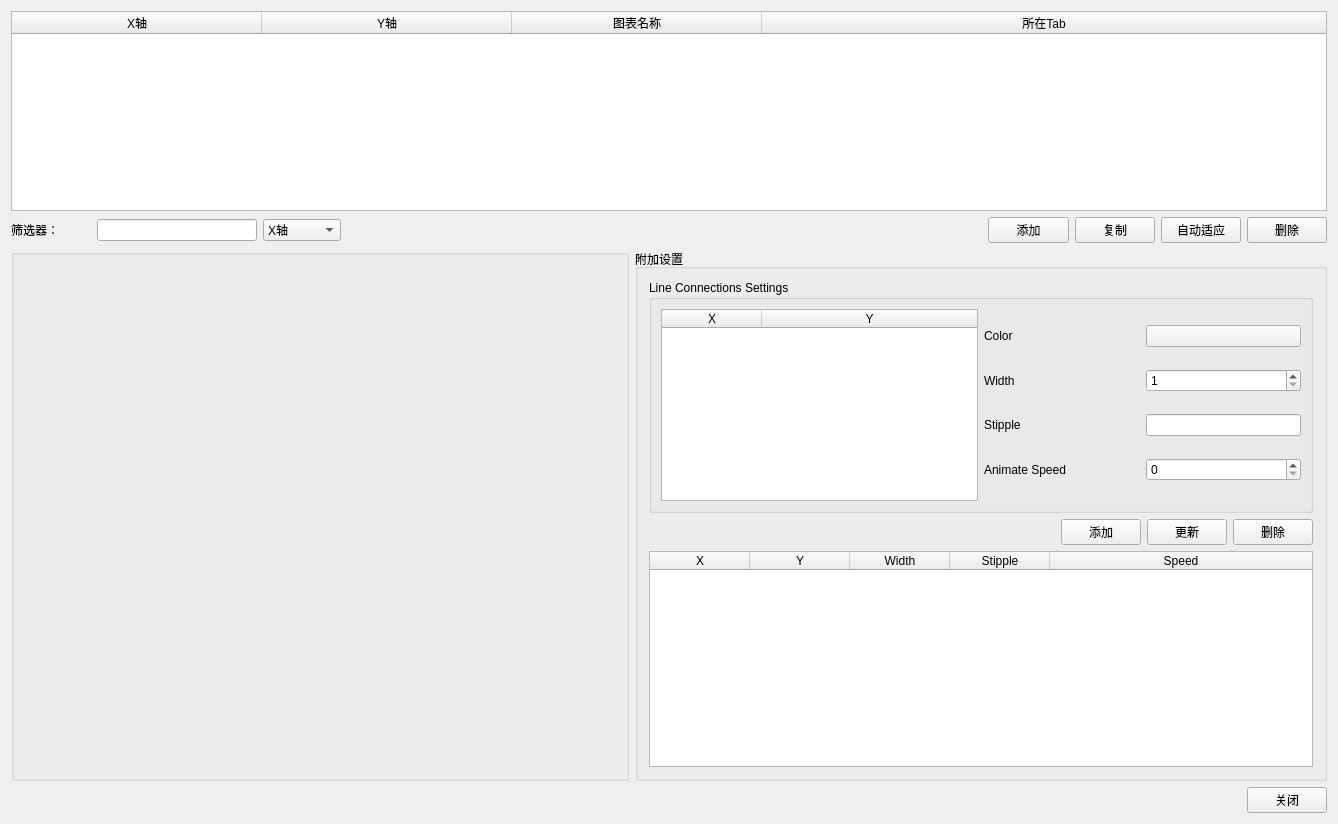
Before: the Qt Designer form AdvancedDataManager.ui in whatudone/plotxy, drawn with Qt 5.
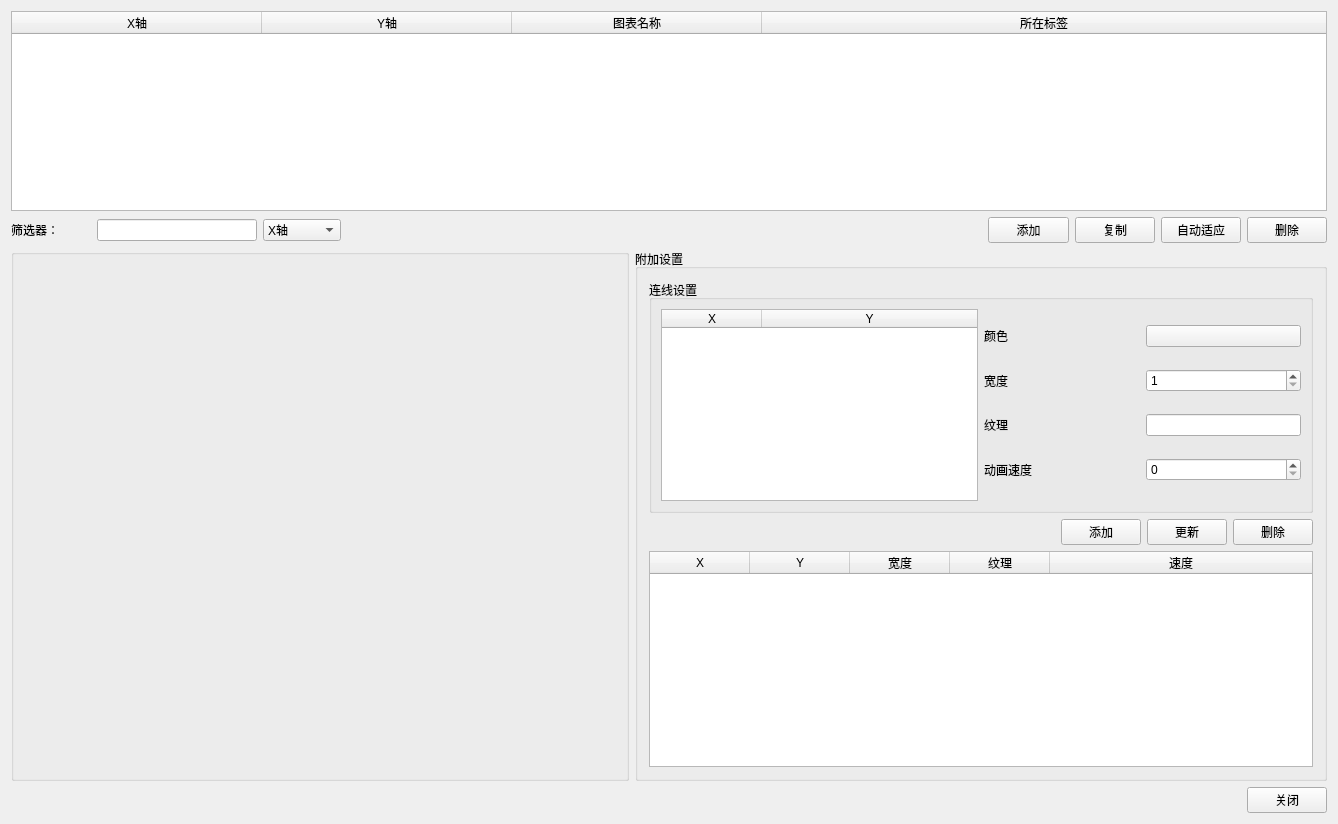
After: the same form once the commit is applied. Custom widgets are drawn as their Qt base class.

Commit message: 完成高级管理汉化和去除无用界面

The edit to the form file:
```diff
--- a/AdvancedDataManager.ui
+++ b/AdvancedDataManager.ui
@@ -56,7 +56,7 @@
        </column>
        <column>
         <property name="text">
-         <string>所在Tab</string>
+         <string>所在标签</string>
         </property>
         <property name="textAlignment">
          <set>AlignCenter</set>
@@ -836,7 +836,7 @@
               <item>
                <widget class="QGroupBox" name="groupBox_3">
                 <property name="title">
-                 <string>Line Connections Settings</string>
+                 <string>连线设置</string>
                 </property>
                 <layout class="QHBoxLayout" name="horizontalLayout_14">
                  <item>
@@ -867,21 +867,21 @@
                    <item row="1" column="0">
                     <widget class="QLabel" name="label_12">
                      <property name="text">
-                      <string>Width</string>
+                      <string>宽度</string>
                      </property>
                     </widget>
                    </item>
                    <item row="0" column="0">
                     <widget class="QLabel" name="label_11">
                      <property name="text">
-                      <string>Color</string>
+                      <string>颜色</string>
                      </property>
                     </widget>
                    </item>
                    <item row="2" column="0">
                     <widget class="QLabel" name="label_13">
                      <property name="text">
-                      <string>Stipple</string>
+                      <string>纹理</string>
                      </property>
                     </widget>
                    </item>
@@ -895,7 +895,7 @@
                    <item row="3" column="0">
                     <widget class="QLabel" name="label_14">
                      <property name="text">
-                      <string>Animate Speed</string>
+                      <string>动画速度</string>
                      </property>
                     </widget>
                    </item>
@@ -978,17 +978,17 @@
                 </column>
                 <column>
                  <property name="text">
-                  <string>Width</string>
+                  <string>宽度</string>
                  </property>
                 </column>
                 <column>
                  <property name="text">
-                  <string>Stipple</string>
+                  <string>纹理</string>
                  </property>
                 </column>
                 <column>
                  <property name="text">
-                  <string>Speed</string>
+                  <string>速度</string>
                  </property>
                 </column>
                </widget>
```
Left out of the diff: 2 changed lines with no effect on the pictures. The commit also changes 2 other files.
